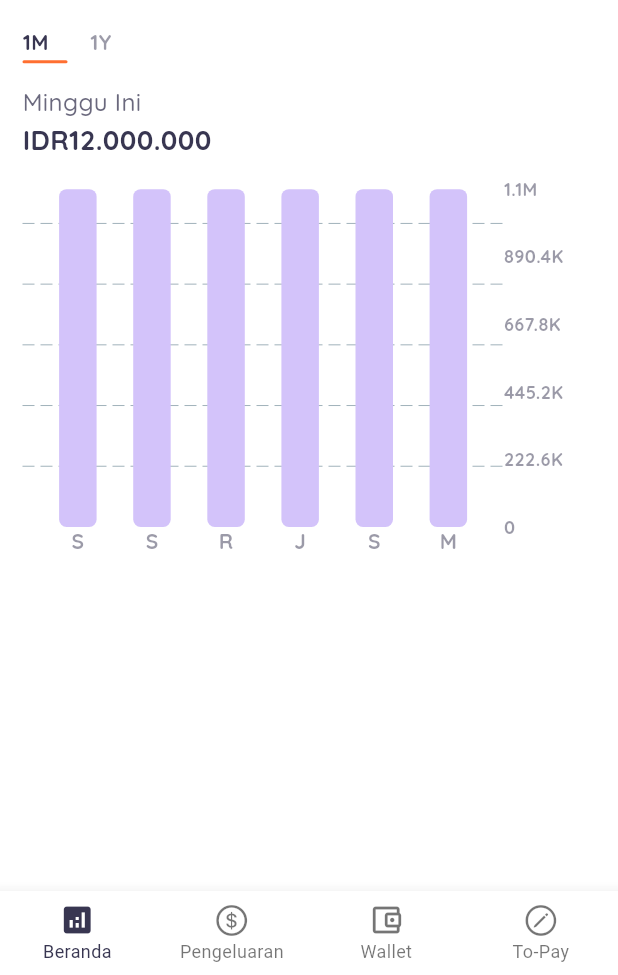
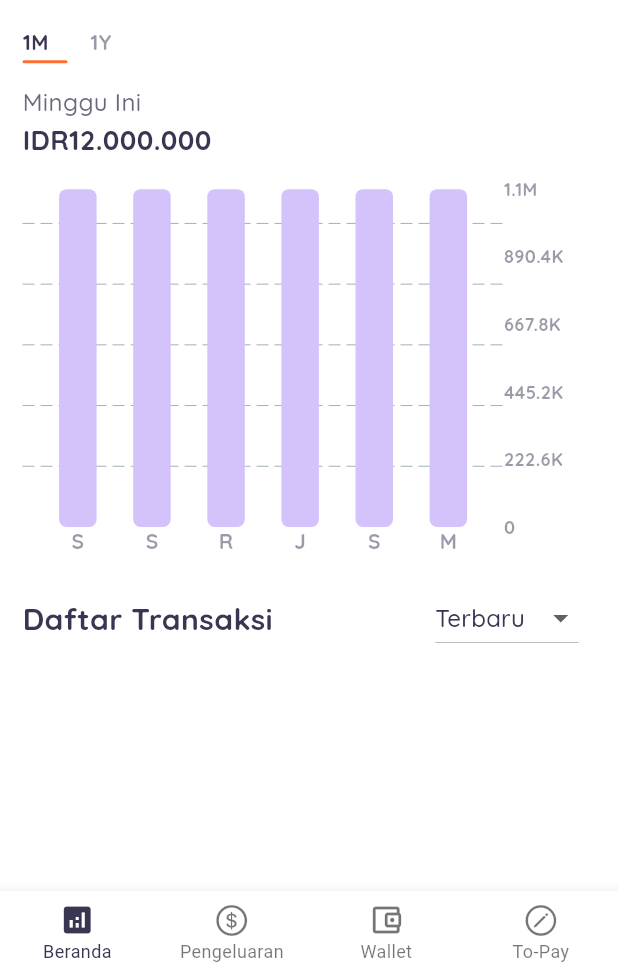
Before and after one commit to andrr64/KeuanganKu, a Flutter app: the screen it shows after launch, on a phone screen of 412 x 824 dp, the part 261-1236 px from its top. Run offline on Flutter 3.47's test engine with Material 3 defaults, Android fonts, the light colour scheme and no system bars; drawn by our look-alikes of fl_chart; our stand-ins replace smooth_page_indicator; Roboto replaces fonts that are missing (QuickSand_Bold, QuickSand_Medium).

Commit message:
update UI beranda

```diff
--- a/keuanganku/lib/ui/pages/main/beranda/beranda.dart
+++ b/keuanganku/lib/ui/pages/main/beranda/beranda.dart
@@ -43,7 +43,9 @@ class _HalamanBerandaState extends State<HalamanBeranda> {
 
   void updateState(){
     setState(() {
-
+      DaftarTransaksi.state.update!();
+      RingkasanGrafik.state.update!();
+      TotalDana.state.update!();
     });
   }
 
@@ -65,6 +67,7 @@ class _HalamanBerandaState extends State<HalamanBeranda> {
             SizedBox(height: vPadding,),
             WIDGET_totalDana(),
             WIDGET_ringkasanGrafik(),
+            WIDGET_daftarTransaksi()
           ],
         ),
       ),
--- a/keuanganku/lib/ui/pages/main/beranda/widgets/daftar_transaksi/daftar_transaksi.dart
+++ b/keuanganku/lib/ui/pages/main/beranda/widgets/daftar_transaksi/daftar_transaksi.dart
@@ -1,67 +1,52 @@
+// ignore_for_file: non_constant_identifier_names
+
 import 'package:flutter/material.dart';
+import 'package:keuanganku/enum/data_transaksi.dart';
+import 'package:keuanganku/ui/application_colors.dart';
 import 'package:keuanganku/ui/pages/main/util.dart';
 import 'package:keuanganku/ui/state_bridge.dart';
-import 'package:keuanganku/ui/application_colors.dart';
 
 class Data {
-  Data(){
-    dropDownChoosed = dropwDownMenu[0];
-  }
-  List dropwDownMenu = [
+  SortirTransaksi sortir = SortirTransaksi.Terbaru;
+  List<String> menuSortir = [
     "Terbaru",
     "Terlama",
     "Tertinggi",
     "Terendah"
   ];
-  String dropDownChoosed = "";
-}
 
+  SortirTransaksi getEnumSortir(String val){
+    switch(val){
+      case "Terbaru":
+        return SortirTransaksi.Terbaru;
+      case "Terlama":
+        return SortirTransaksi.Terlama;
+      case "Tertinggi":
+        return SortirTransaksi.Tertinggi;
+      case "Terendah":
+        return SortirTransaksi.Terendah;
+      default:
+        return SortirTransaksi.Terbaru;
+    }
+  }
 
-
-class Widgets {
-  dynamic titleAndSelectBox(Size size){
-    return
-      SingleChildScrollView(
-        scrollDirection: Axis.horizontal,
-        child: SizedBox(
-          width: size.width * 0.9,
-          child: Row(
-            mainAxisAlignment: MainAxisAlignment.spaceBetween,
-            children: [
-              const Text("Daftar Transaksi",
-                style: TextStyle(
-                  fontSize: 20,
-                  fontFamily: "QuickSand_Bold",
-                  color: ApplicationColors.primary
-                ),
-              ),
-              DropdownButton(
-                value: DaftarTransaksi.data.dropDownChoosed,
-                items: DaftarTransaksi.data.dropwDownMenu.map<DropdownMenuItem<String>>((e) {
-                  return DropdownMenuItem<String>(
-                    value: e,
-                    child: Text(e, style: const TextStyle(color: ApplicationColors.primary, fontSize: 16,fontFamily: "QuickSand_Medium"),),
-                  );
-                }).toList(),
-                onChanged: (newVal){
-                  DaftarTransaksi.data.dropDownChoosed = newVal!;
-                  DaftarTransaksi.state.update!();
-                }
-              )
-            ],
-            ),
-          ),
-      );
-  }
-  dynamic listTransaksi(){
-    return Container(height: 400,);
+  String getSortirString(SortirTransaksi val) {
+    switch (val) {
+      case SortirTransaksi.Terbaru:
+        return "Terbaru";
+      case SortirTransaksi.Terlama:
+        return "Terlama";
+      case SortirTransaksi.Tertinggi:
+        return "Tertinggi";
+      case SortirTransaksi.Terendah:
+        return "Terendah";
+    }
   }
 }
 
 class DaftarTransaksi extends StatefulWidget {
   const DaftarTransaksi({super.key});
 
-  static Widgets widgets = Widgets();
   static Data data = Data();
   static StateBridge state = StateBridge();
 
@@ -77,16 +62,56 @@ class _DaftarTransaksiState extends State<DaftarTransaksi> {
 
       });
     });
+
     var size = MediaQuery.sizeOf(context);
-    return wrapWithPadding(
+
+    // EVENTS
+    void ketikaDropDownBerubah(String newVal) => DaftarTransaksi.data.sortir = DaftarTransaksi.data.getEnumSortir(newVal);
+
+    // WIDGETS
+    Widget WIDGET_title (){
+      return
+      const Text("Daftar Transaksi",
+        style: TextStyle(
+          fontSize: 20,
+          fontFamily: "QuickSand_Bold",
+          color: ApplicationColors.primary
+        )
+      );
+    }
+    Widget WIDGET_dropDownMenu(){
+       return
+       DropdownButton(
+        value: DaftarTransaksi.data.getSortirString(DaftarTransaksi.data.sortir),
+        items: DaftarTransaksi.data.menuSortir.map<DropdownMenuItem<String>>((e) {
+          return DropdownMenuItem<String>(
+            value: e,
+            child: Text(e, style: const TextStyle(color: ApplicationColors.primary, fontSize: 16,fontFamily: "QuickSand_Medium"),),
+          );
+        }).toList(),
+        onChanged: (newVal){
+          ketikaDropDownBerubah(newVal!);
+          DaftarTransaksi.state.update!();
+        }
+      );
+    }
+
+    return
+    wrapWithPadding(
       context,
-      Column(
-        crossAxisAlignment: CrossAxisAlignment.start,
-        children: [
-          DaftarTransaksi.widgets.titleAndSelectBox(size),
-          DaftarTransaksi.widgets.listTransaksi()
-        ],
-      )
+      SingleChildScrollView(
+        scrollDirection: Axis.horizontal,
+        child: SizedBox(
+          width: size.width * 0.9,
+          child: Row(
+            mainAxisAlignment: MainAxisAlignment.spaceBetween,
+            children: [
+              WIDGET_title(),
+              WIDGET_dropDownMenu()
+            ],
+            ),
+          ),
+      ),
     );
   }
 }
--- a/keuanganku/lib/ui/pages/main/beranda/widgets/ringkasan_grafik/ringkasan_grafik.dart
+++ b/keuanganku/lib/ui/pages/main/beranda/widgets/ringkasan_grafik/ringkasan_grafik.dart
@@ -1,9 +1,9 @@
 // ignore_for_file: non_constant_identifier_names
 import 'package:flutter/material.dart';
 import 'package:keuanganku/enum/data_transaksi.dart';
-import 'package:keuanganku/ui/pages/main/beranda/widgets/ringkasan_grafik/children/grafik_bar/grafik_bar.dart';
-import 'package:keuanganku/ui/pages/main/beranda/widgets/ringkasan_grafik/children/tab_jenis_transaksi/tab_jenis_transaksi.dart';
-import 'package:keuanganku/ui/pages/main/beranda/widgets/ringkasan_grafik/children/tab_waktu_transaksi/tab_waktu_transaksi.dart';
+import 'package:keuanganku/ui/pages/main/beranda/widgets/ringkasan_grafik/widgets/grafik_bar/grafik_bar.dart';
+import 'package:keuanganku/ui/pages/main/beranda/widgets/ringkasan_grafik/widgets/tab_jenis_transaksi/tab_jenis_transaksi.dart';
+import 'package:keuanganku/ui/pages/main/beranda/widgets/ringkasan_grafik/widgets/tab_waktu_transaksi/tab_waktu_transaksi.dart';
 import 'package:keuanganku/ui/reusable%20_components/bar_chart/data.dart';
 import 'package:keuanganku/ui/state_bridge.dart';
 import 'package:keuanganku/util/get_currency.dart';
--- a/keuanganku/lib/ui/pages/main/beranda/widgets/ringkasan_grafik/children/tab_jenis_transaksi/tab_jenis_transaksi.dart
+++ b/keuanganku/lib/ui/pages/main/beranda/widgets/ringkasan_grafik/widgets/tab_jenis_transaksi/tab_jenis_transaksi.dart
@@ -3,6 +3,8 @@
 import 'package:flutter/material.dart';
 import 'package:keuanganku/enum/data_transaksi.dart';
 import 'package:keuanganku/ui/application_colors.dart';
+import 'package:keuanganku/ui/pages/getting_started/halaman_1.dart';
+import 'package:keuanganku/ui/pages/main/beranda/beranda.dart';
 import 'package:keuanganku/ui/pages/main/beranda/widgets/ringkasan_grafik/ringkasan_grafik.dart';
 import 'package:keuanganku/ui/pages/main/util.dart';
 
@@ -36,10 +38,8 @@ class TabJenisTransaksi extends StatelessWidget {
         case 1:
           RingkasanGrafik.data.jenisTransaksi = JenisTransaksi.PEMASUKAN;
           break;
-        default:
-          break;
       }
-      RingkasanGrafik.state.update!();
+      HalamanBeranda.state.update!();
     }
 
     // WIDGETS
--- a/keuanganku/lib/ui/pages/main/beranda/widgets/ringkasan_grafik/children/tab_waktu_transaksi/tab_waktu_transaksi.dart
+++ b/keuanganku/lib/ui/pages/main/beranda/widgets/ringkasan_grafik/widgets/tab_waktu_transaksi/tab_waktu_transaksi.dart
@@ -3,6 +3,8 @@
 import 'package:flutter/material.dart';
 import 'package:keuanganku/enum/data_transaksi.dart';
 import 'package:keuanganku/ui/application_colors.dart';
+import 'package:keuanganku/ui/pages/getting_started/halaman_1.dart';
+import 'package:keuanganku/ui/pages/main/beranda/beranda.dart';
 import 'package:keuanganku/ui/pages/main/beranda/widgets/ringkasan_grafik/ringkasan_grafik.dart';
 import 'package:keuanganku/ui/pages/main/util.dart';
 
@@ -34,7 +36,7 @@ class TabWaktuTransaksi extends StatelessWidget {
           break;
         default:
       }
-      RingkasanGrafik.state.update!();
+      HalamanBeranda.state.update!();
     }
     var size = MediaQuery.sizeOf(context);
 
```
Also changed, not shown: keuanganku/lib/ui/pages/main/beranda/widgets/ringkasan_grafik/widgets/grafik_bar/grafik_bar.dart (renamed from keuanganku/lib/ui/pages/main/beranda/widgets/ringkasan_grafik/children/grafik_bar/grafik_bar.dart).
